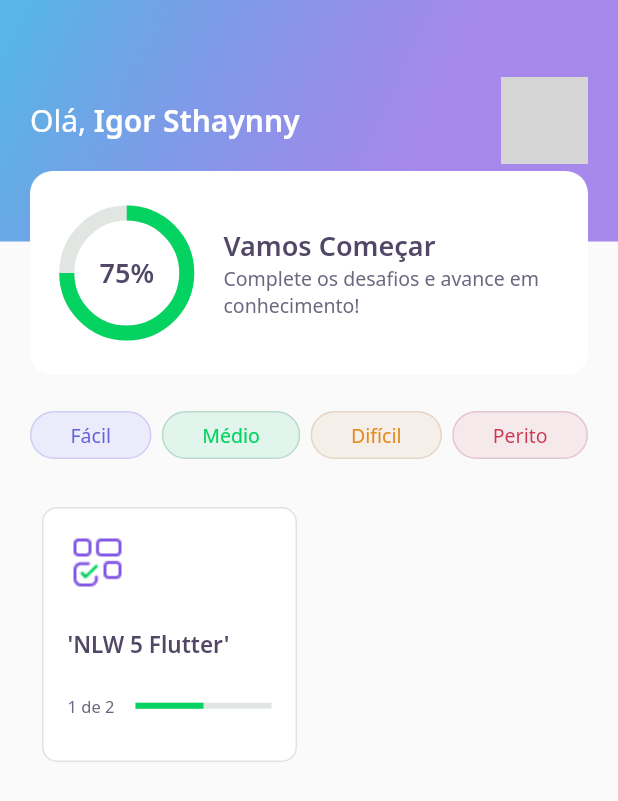
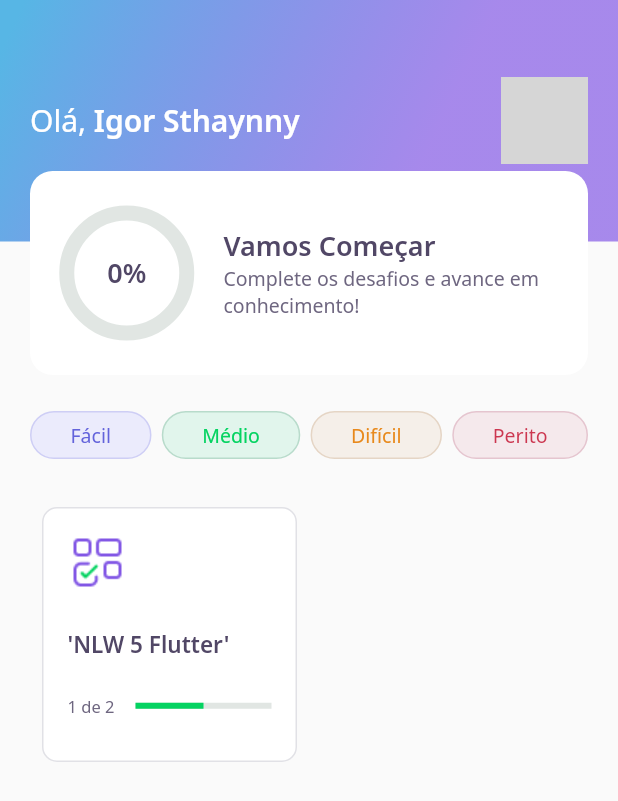
Before and after one commit to Sthaynny/nlw_flutter, a Flutter app: the screen it shows after launch, on a phone screen of 412 x 824 dp. Shown: the top 801 px of the screen. Run offline on Flutter 3.47's test engine with Material 2 defaults, Android fonts, the phone set to English and light mode, and no system bars; our stand-ins replace google_fonts, share_plus; accounts and stored records are empty; network calls fail; grey boxes are pictures that could not be loaded.

Commit message:
feat: aula 5

```diff
--- a/lib/app/app_widget.dart
+++ b/lib/app/app_widget.dart
@@ -1,4 +1,4 @@
-import 'package:dev_quiz/app/feature/home/home_screen.dart';
+import 'package:dev_quiz/app/feature/splash/splash_screen.dart';
 import 'package:flutter/material.dart';
 
 class AppWidget extends StatelessWidget {
@@ -7,7 +7,7 @@ class AppWidget extends StatelessWidget {
     return MaterialApp(
       title: "DevQuiz",
       debugShowCheckedModeBanner: false,
-      home: HomeScreen(),
+      home: SplashScreen(),
     );
   }
 }
--- a/lib/app/feature/challenge/components/awnser/awser_widget.dart
+++ b/lib/app/feature/challenge/components/awnser/awser_widget.dart
@@ -5,7 +5,7 @@ import 'package:flutter/material.dart';
 class AnserWidget extends StatelessWidget {
   final AwnserModel awnser;
   final bool isSelected;
-  final VoidCallback onTap;
+  final ValueChanged<bool> onTap;
   final disabled;
 
   const AnserWidget({
@@ -38,7 +38,7 @@ class AnserWidget extends StatelessWidget {
     return IgnorePointer(
       ignoring: disabled,
       child: GestureDetector(
-        onTap: onTap,
+        onTap: () => onTap(awnser.isRight),
         child: Container(
           margin: EdgeInsets.symmetric(horizontal: 16, vertical: 4),
           padding: EdgeInsets.all(16),
--- a/lib/app/feature/challenge/controller/challenge_controller.dart
+++ b/lib/app/feature/challenge/controller/challenge_controller.dart
@@ -3,5 +3,11 @@ import 'package:flutter/foundation.dart';
 class ChallengeController {
   final currentPageNotifier = ValueNotifier<int>(1);
   int get getCurrentPage => currentPageNotifier.value;
+  int qtdAnwserRight = 0;
   set setCurrentPage(int value) => currentPageNotifier.value = value;
+  set setAnwserRight(bool value) {
+    if (value) {
+      qtdAnwserRight++;
+    }
+  }
 }
--- a/lib/app/feature/home/components/app_bar.dart
+++ b/lib/app/feature/home/components/app_bar.dart
@@ -51,7 +51,9 @@ class AppBarWidget extends PreferredSize {
                 ),
                 Align(
                   alignment: Alignment(0.0, 1.0),
-                  child: ScoreCardWidget(),
+                  child: ScoreCardWidget(
+                    percent: user.score / 100,
+                  ),
                 ),
               ],
             ),
--- a/lib/app/feature/home/components/chart.dart
+++ b/lib/app/feature/home/components/chart.dart
@@ -1,15 +1,42 @@
 import 'package:dev_quiz/core/core.dart';
 import 'package:flutter/material.dart';
 
-class ChartWidget extends StatelessWidget {
-  const ChartWidget({Key? key}) : super(key: key);
+class ChartWidget extends StatefulWidget {
+  const ChartWidget({Key? key, required this.percent}) : super(key: key);
+  final double percent;
+
+  @override
+  _ChartWidgetState createState() => _ChartWidgetState();
+}
+
+class _ChartWidgetState extends State<ChartWidget>
+    with SingleTickerProviderStateMixin {
+  late AnimationController controller;
+  late Animation<double> animation;
+
+  void iniAnimation() {
+    controller =
+        AnimationController(vsync: this, duration: Duration(seconds: 3));
+    animation =
+        Tween<double>(begin: 0, end: widget.percent).animate(controller);
+    controller.forward();
+  }
+
+  @override
+  void initState() {
+    super.initState();
+    iniAnimation();
+  }
 
   @override
   Widget build(BuildContext context) {
     return Container(
         height: 80,
         width: 80,
-      child: Stack(
+        child: AnimatedBuilder(
+          animation: animation,
+          builder: (context, child) {
+            return Stack(
               children: [
                 Center(
                   child: Container(
@@ -17,7 +44,7 @@ class ChartWidget extends StatelessWidget {
                     width: 80,
                     child: CircularProgressIndicator(
                       strokeWidth: 10,
-                value: .75,
+                      value: animation.value,
                       backgroundColor: AppColors.chartSecondary,
                       valueColor:
                           AlwaysStoppedAnimation<Color>(AppColors.chartPrimary),
@@ -26,12 +53,13 @@ class ChartWidget extends StatelessWidget {
                 ),
                 Center(
                   child: Text(
-              '75%',
+                    '${(animation.value * 100).toInt()}%',
                     style: AppTextStyles.heading,
                   ),
                 )
               ],
-      ),
             );
+          },
+        ));
   }
 }
--- a/lib/app/feature/home/components/score_card.dart
+++ b/lib/app/feature/home/components/score_card.dart
@@ -3,7 +3,8 @@ import 'package:dev_quiz/core/core.dart';
 import 'package:flutter/material.dart';
 
 class ScoreCardWidget extends StatelessWidget {
-  const ScoreCardWidget({Key? key}) : super(key: key);
+  const ScoreCardWidget({Key? key, required this.percent}) : super(key: key);
+  final double percent;
 
   @override
   Widget build(BuildContext context) {
@@ -23,7 +24,9 @@ class ScoreCardWidget extends StatelessWidget {
           children: [
             Expanded(
               flex: 1,
-              child: ChartWidget(),
+              child: ChartWidget(
+                percent: percent,
+              ),
             ),
             Expanded(
               flex: 3,
--- a/lib/app/feature/home/home_screen.dart
+++ b/lib/app/feature/home/home_screen.dart
@@ -67,6 +67,7 @@ class _HomeScreenState extends State<HomeScreen> {
                               MaterialPageRoute(
                                 builder: (context) => ChalengeScreen(
                                   listQuestions: e.questions,
+                                  title: e.title,
                                 ),
                               ),
                             );
--- a/pubspec.yaml
+++ b/pubspec.yaml
@@ -10,6 +10,7 @@ dependencies:
     sdk: flutter
   cupertino_icons: ^1.0.2
   google_fonts: ^2.0.0
+  share_plus: ^2.0.1
 
 dev_dependencies:
   flutter_test:
```
Also changed, not shown: lib/app/feature/challenge/challenge_screen.dart (+16 -3 lines), lib/app/feature/challenge/components/next_button/next_button_widget.dart (+15 -0 lines), lib/app/feature/challenge/components/quiz/quiz.dart (+4 -13 lines), lib/app/feature/result/result_screen.dart (added, +86 -0 lines), lib/app/feature/splash/splash_screen.dart (+9 -0 lines), assets/images/trophy.png, pubspec.lock. Lines whose indentation alone changed are shown as unchanged.
